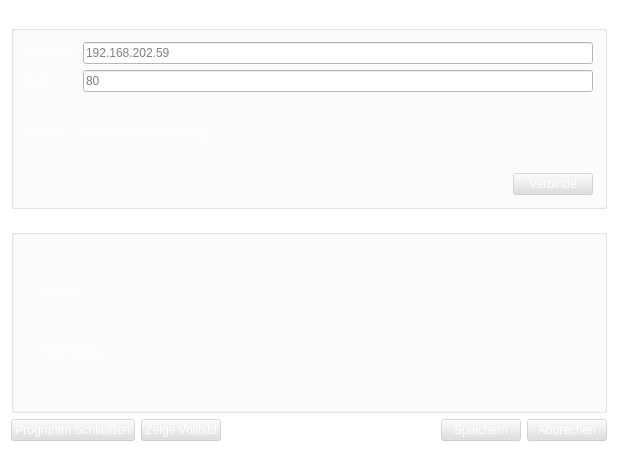
Dashro/ShowSolarData, file ShowSolarData/ShowSolarData/Settings/Settings.ui: the form before one commit.
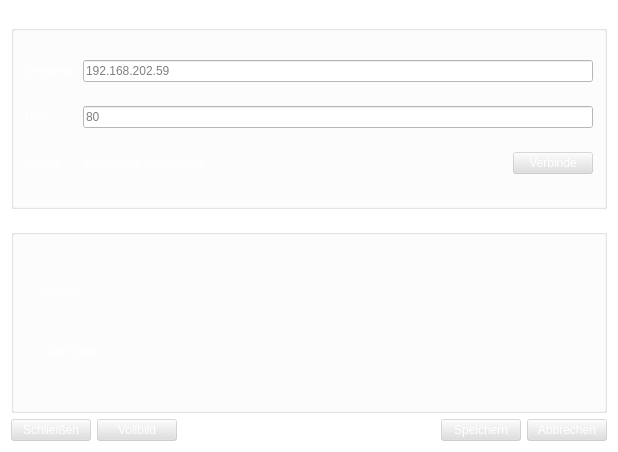
The form after the commit. Icons and pictures are not drawn.

Commit message: IP-Adresse kann jetzt beim ausruf übergeben werden

```diff
--- a/ShowSolarData/ShowSolarData/Settings/Settings.ui
+++ b/ShowSolarData/ShowSolarData/Settings/Settings.ui
@@ -85,14 +85,7 @@
      <property name="title">
       <string>WebSocket</string>
      </property>
-     <layout class="QGridLayout" name="gridLayout_2">
-      <item row="2" column="0">
-       <widget class="QLabel" name="label_2">
-        <property name="text">
-         <string>Port:</string>
-        </property>
-       </widget>
-      </item>
+     <layout class="QGridLayout" name="gridLayout_2" columnstretch="0,1,0">
       <item row="1" column="0">
        <widget class="QLabel" name="label">
         <property name="text">
@@ -107,33 +100,13 @@
         </property>
        </widget>
       </item>
-      <item row="4" column="2">
-       <widget class="QPushButton" name="pBtn_Connect">
-        <property name="styleSheet">
-         <string notr="true">background-color: rgba(223, 223, 223, 100);</string>
-        </property>
+      <item row="2" column="0">
+       <widget class="QLabel" name="label_2">
         <property name="text">
-         <string>Verbinde</string>
-        </property>
-        <property name="icon">
-         <iconset resource="../ShowSolarData.qrc">
-          <normaloff>:/Resources/connect.png</normaloff>:/Resources/connect.png</iconset>
+         <string>Port:</string>
         </property>
        </widget>
       </item>
-      <item row="4" column="1">
-       <spacer name="horizontalSpacer_2">
-        <property name="orientation">
-         <enum>Qt::Horizontal</enum>
-        </property>
-        <property name="sizeHint" stdset="0">
-         <size>
-          <width>40</width>
-          <height>20</height>
-         </size>
-        </property>
-       </spacer>
-      </item>
       <item row="2" column="1" colspan="2">
        <widget class="QLineEdit" name="lineEdit_Port">
         <property name="styleSheet">
@@ -156,13 +129,27 @@
         </property>
        </widget>
       </item>
-      <item row="3" column="1" colspan="2">
+      <item row="3" column="1">
        <widget class="QLabel" name="label_Status">
         <property name="text">
          <string>Warten auf Verbindung</string>
         </property>
        </widget>
       </item>
+      <item row="3" column="2">
+       <widget class="QPushButton" name="pBtn_Connect">
+        <property name="styleSheet">
+         <string notr="true">background-color: rgba(223, 223, 223, 100);</string>
+        </property>
+        <property name="text">
+         <string>Verbinde</string>
+        </property>
+        <property name="icon">
+         <iconset resource="../ShowSolarData.qrc">
+          <normaloff>:/Resources/connect.png</normaloff>:/Resources/connect.png</iconset>
+        </property>
+       </widget>
+      </item>
      </layout>
     </widget>
    </item>
@@ -172,7 +159,7 @@
       <string notr="true">background-color: rgba(223, 223, 223, 100);</string>
      </property>
      <property name="text">
-      <string>Programm Schlieißen</string>
+      <string>Schlieißen</string>
      </property>
      <property name="icon">
       <iconset resource="../ShowSolarData.qrc">
@@ -199,7 +186,7 @@
       <string notr="true">background-color: rgba(223, 223, 223, 100);</string>
      </property>
      <property name="text">
-      <string>Zeige Vollbild</string>
+      <string>Vollbild</string>
      </property>
      <property name="icon">
       <iconset resource="../ShowSolarData.qrc">
```
The commit also changes 2 other files.
